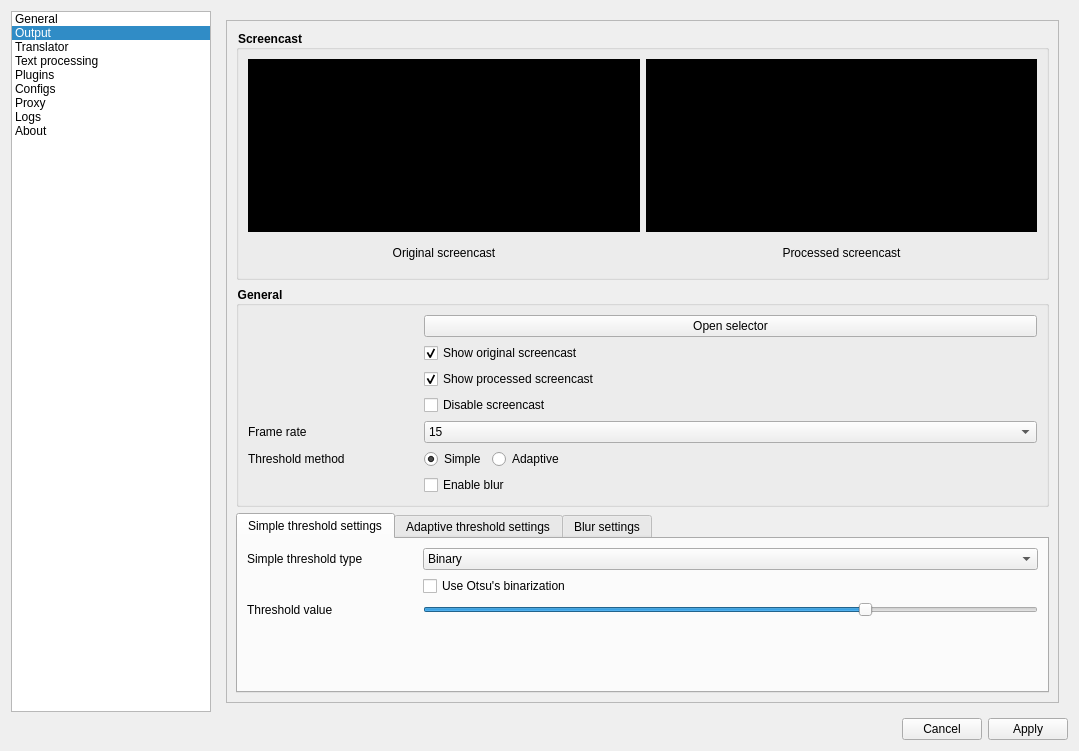
This is src/UI/forms/mainwindow.ui in Kirizaku/AurexTranslator as Qt 5 draws it before an edit. The edited form follows.
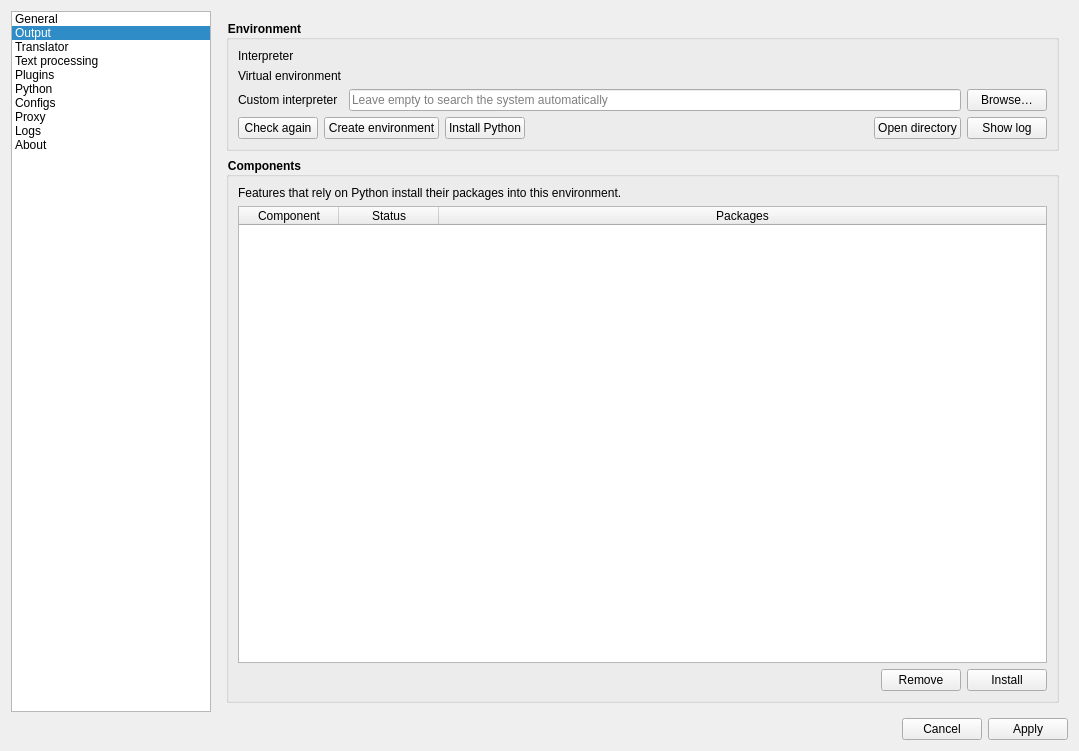
This is the edited form. The open tabs and pages were chosen to show the change. Custom widgets are drawn as their Qt base class.

Commit message:
feat: add embedded Python environment and package manager
Introduce a shared Python layer that later optional features
build on: PythonEnv locates or provisions an interpreter and virtualenv,
PythonController manages component packages and installs, and a Settings
page plus process-log window expose it in the UI.

```diff
--- a/src/UI/forms/mainwindow.ui
+++ b/src/UI/forms/mainwindow.ui
@@ -64,6 +64,11 @@
          <string>Plugins</string>
         </property>
        </item>
+       <item>
+        <property name="text">
+         <string notr="true">Python</string>
+        </property>
+       </item>
        <item>
         <property name="text">
          <string>Configs</string>
@@ -1368,6 +1373,236 @@
          </item>
         </layout>
        </widget>
+       <widget class="QWidget" name="pythonPage">
+        <layout class="QVBoxLayout" name="verticalLayout_python">
+         <item>
+          <widget class="QGroupBox" name="pythonEnvironmentBox">
+           <property name="styleSheet">
+            <string notr="true">QGroupBox {
+font-weight: 700;
+}</string>
+           </property>
+           <property name="title">
+            <string>Environment</string>
+           </property>
+           <layout class="QFormLayout" name="formLayout_python">
+            <item row="0" column="0">
+             <widget class="QLabel" name="pythonInterpreterCaption">
+              <property name="text">
+               <string>Interpreter</string>
+              </property>
+             </widget>
+            </item>
+            <item row="0" column="1">
+             <widget class="QLabel" name="pythonInterpreterLabel">
+              <property name="text">
+               <string notr="true"/>
+              </property>
+              <property name="wordWrap">
+               <bool>false</bool>
+              </property>
+              <property name="textInteractionFlags">
+               <set>Qt::TextSelectableByMouse</set>
+              </property>
+             </widget>
+            </item>
+            <item row="1" column="0">
+             <widget class="QLabel" name="pythonEnvironmentCaption">
+              <property name="text">
+               <string>Virtual environment</string>
+              </property>
+             </widget>
+            </item>
+            <item row="1" column="1">
+             <widget class="QLabel" name="pythonEnvironmentLabel">
+              <property name="text">
+               <string notr="true"/>
+              </property>
+              <property name="wordWrap">
+               <bool>false</bool>
+              </property>
+              <property name="textInteractionFlags">
+               <set>Qt::TextSelectableByMouse</set>
+              </property>
+             </widget>
+            </item>
+            <item row="2" column="0">
+             <widget class="QLabel" name="pythonInterpreterPathCaption">
+              <property name="text">
+               <string>Custom interpreter</string>
+              </property>
+             </widget>
+            </item>
+            <item row="2" column="1">
+             <layout class="QHBoxLayout" name="horizontalLayout_pythonPath">
+              <item>
+               <widget class="QLineEdit" name="pythonInterpreterEdit">
+                <property name="placeholderText">
+                 <string>Leave empty to search the system automatically</string>
+                </property>
+               </widget>
+              </item>
+              <item>
+               <widget class="QPushButton" name="pythonInterpreterBrowseButton">
+                <property name="text">
+                 <string>Browse…</string>
+                </property>
+               </widget>
+              </item>
+             </layout>
+            </item>
+            <item row="3" column="0" colspan="2">
+             <layout class="QHBoxLayout" name="horizontalLayout_pythonButtons">
+              <item>
+               <widget class="QPushButton" name="pythonRecheckButton">
+                <property name="text">
+                 <string>Check again</string>
+                </property>
+               </widget>
+              </item>
+              <item>
+               <widget class="QPushButton" name="pythonSetupButton">
+                <property name="text">
+                 <string>Create environment</string>
+                </property>
+               </widget>
+              </item>
+              <item>
+               <widget class="QPushButton" name="pythonInstallPythonButton">
+                <property name="text">
+                 <string>Install Python</string>
+                </property>
+               </widget>
+              </item>
+              <item>
+               <spacer name="horizontalSpacer_python">
+                <property name="orientation">
+                 <enum>Qt::Horizontal</enum>
+                </property>
+                <property name="sizeHint" stdset="0">
+                 <size>
+                  <width>40</width>
+                  <height>20</height>
+                 </size>
+                </property>
+               </spacer>
+              </item>
+              <item>
+               <widget class="QPushButton" name="pythonOpenDirectoryButton">
+                <property name="text">
+                 <string>Open directory</string>
+                </property>
+               </widget>
+              </item>
+              <item>
+               <widget class="QPushButton" name="pythonShowLogButton">
+                <property name="text">
+                 <string>Show log</string>
+                </property>
+               </widget>
+              </item>
+             </layout>
+            </item>
+           </layout>
+          </widget>
+         </item>
+         <item>
+          <widget class="QGroupBox" name="pythonComponentsBox">
+           <property name="styleSheet">
+            <string notr="true">QGroupBox {
+font-weight: 700;
+}</string>
+           </property>
+           <property name="title">
+            <string>Components</string>
+           </property>
+           <layout class="QVBoxLayout" name="verticalLayout_pythonComponents">
+            <item>
+             <widget class="QLabel" name="pythonComponentsHint">
+              <property name="text">
+               <string>Features that rely on Python install their packages into this environment.</string>
+              </property>
+              <property name="wordWrap">
+               <bool>true</bool>
+              </property>
+              <property name="font">
+               <font>
+                <weight>50</weight>
+                <bold>false</bold>
+               </font>
+              </property>
+             </widget>
+            </item>
+            <item>
+             <widget class="QTableWidget" name="pythonComponentsTable">
+              <property name="editTriggers">
+               <set>QAbstractItemView::NoEditTriggers</set>
+              </property>
+              <property name="selectionBehavior">
+               <enum>QAbstractItemView::SelectRows</enum>
+              </property>
+              <property name="selectionMode">
+               <enum>QAbstractItemView::SingleSelection</enum>
+              </property>
+              <attribute name="horizontalHeaderStretchLastSection">
+               <bool>true</bool>
+              </attribute>
+              <attribute name="verticalHeaderVisible">
+               <bool>false</bool>
+              </attribute>
+              <column>
+               <property name="text">
+                <string>Component</string>
+               </property>
+              </column>
+              <column>
+               <property name="text">
+                <string>Status</string>
+               </property>
+              </column>
+              <column>
+               <property name="text">
+                <string>Packages</string>
+               </property>
+              </column>
+             </widget>
+            </item>
+            <item>
+             <layout class="QHBoxLayout" name="horizontalLayout_pythonComponentButtons">
+              <item>
+               <spacer name="horizontalSpacer_pythonComponents">
+                <property name="orientation">
+                 <enum>Qt::Horizontal</enum>
+                </property>
+                <property name="sizeHint" stdset="0">
+                 <size>
+                  <width>40</width>
+                  <height>20</height>
+                 </size>
+                </property>
+               </spacer>
+              </item>
+              <item>
+               <widget class="QPushButton" name="pythonComponentRemoveButton">
+                <property name="text">
+                 <string>Remove</string>
+                </property>
+               </widget>
+              </item>
+              <item>
+               <widget class="QPushButton" name="pythonComponentInstallButton">
+                <property name="text">
+                 <string>Install</string>
+                </property>
+               </widget>
+              </item>
+             </layout>
+            </item>
+           </layout>
+          </widget>
+         </item>
+        </layout>
+       </widget>
        <widget class="QWidget" name="configsPage">
         <layout class="QVBoxLayout" name="verticalLayout_configs">
          <item>
```
The commit also changes 12 other files.
